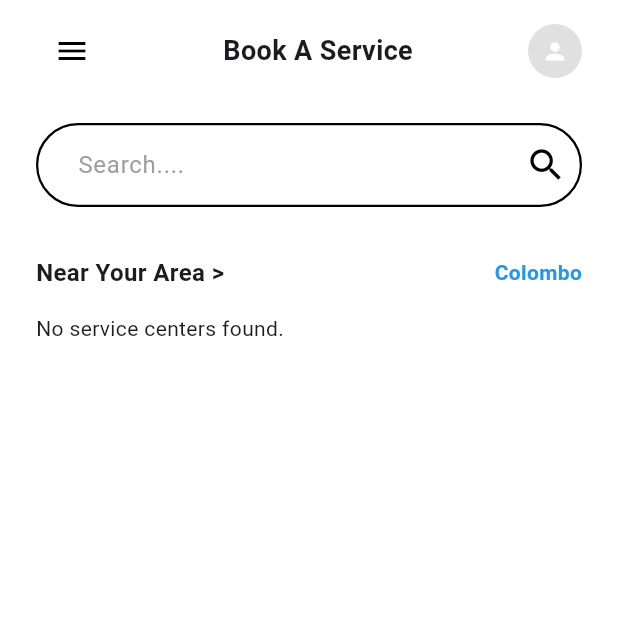
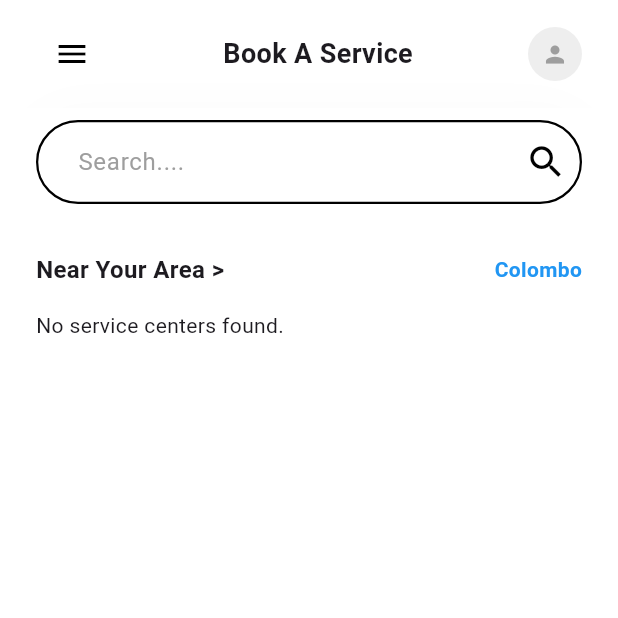
Before and after one commit to Dhanushika01/AutoLink-Lanka, a Flutter app: the BookServiceScreen screen opened directly, on a phone screen of 412 x 824 dp, the top half of it. Run offline on Flutter 3.47's test engine with Material 3 defaults, Android fonts, the phone set to English and light mode, and no system bars; our stand-ins replace cloud_firestore, firebase_auth, firebase_core, font_awesome_flutter, image_picker, share_plus and 1 more; accounts and stored records are empty; Roboto replaces fonts that are missing (SFProRounded).

Commit message:
Updating UI and Bug Fixes

```diff
--- a/lib/screens/book_service_screen.dart
+++ b/lib/screens/book_service_screen.dart
@@ -1,11 +1,11 @@
 import 'package:flutter/material.dart';
+import 'dart:io';
+import 'dart:ui';
 import 'package:cloud_firestore/cloud_firestore.dart';
 import 'service_detail_screen.dart';
 import '../utils/globals.dart';
-import 'dart:io';
 import 'my_bookings_screen.dart';
 import 'saved_screen.dart';
-
 
 class BookServiceScreen extends StatefulWidget {
   const BookServiceScreen({super.key});
@@ -24,7 +24,6 @@ class _BookServiceScreenState extends State<BookServiceScreen> {
     return Scaffold(
       key: _scaffoldKey,
       backgroundColor: Colors.white,
-      // --- COPY THIS OVER THE OLD DRAWER ---
       drawer: Drawer(
         backgroundColor: Colors.white,
         child: ListView(
@@ -40,46 +39,18 @@ class _BookServiceScreenState extends State<BookServiceScreen> {
         ),
       ),
 
-
-      // Listen to the exact same global location!
       body: ValueListenableBuilder<String>(
         valueListenable: globalLocation,
         builder: (context, currentLocation, child) {
-          return SingleChildScrollView(
-            padding: const EdgeInsets.only(bottom: 120),
-            child: SafeArea(
-              child: Padding(
-                padding: const EdgeInsets.symmetric(horizontal: 24.0),
+          return SafeArea(
+            bottom: false,
+            child: Stack(
+              children: [
+                SingleChildScrollView(
+                  padding: const EdgeInsets.only(top: 80, bottom: 120, left: 24, right: 24),
                   child: Column(
                     crossAxisAlignment: CrossAxisAlignment.start,
                     children: [
-                    const SizedBox(height: 10),
-                    Row(
-                      mainAxisAlignment: MainAxisAlignment.spaceBetween,
-                      children: [
-                        IconButton(icon: const Icon(Icons.menu, color: Colors.black), onPressed: () => _scaffoldKey.currentState!.openDrawer()),
-                        const Text('Book A Service', style: TextStyle(fontSize: 18, fontWeight: FontWeight.bold)),
-
-                        // --- LIVE PROFILE AVATAR ---
-                        ValueListenableBuilder<String?>(
-                          valueListenable: globalProfileImagePath,
-                          builder: (context, imagePath, child) {
-                            return CircleAvatar(
-                              radius: 18,
-                              backgroundColor: Colors.grey.shade300,
-                              backgroundImage: (imagePath != null && File(imagePath).existsSync())
-                                  ? FileImage(File(imagePath))
-                                  : null,
-                              child: (imagePath == null || !File(imagePath).existsSync())
-                                  ? const Icon(Icons.person, size: 18, color: Colors.white)
-                                  : null,
-                            );
-                          }
-                        ),
-                      ],
-                    ),
-                    const SizedBox(height: 24),
-
                       TextField(
                         controller: _searchController,
                         onChanged: (value) => setState(() => _searchQuery = value.toLowerCase()),
@@ -99,7 +70,6 @@ class _BookServiceScreenState extends State<BookServiceScreen> {
                         mainAxisAlignment: MainAxisAlignment.spaceBetween,
                         children: [
                           const Text('Near Your Area >', style: TextStyle(fontSize: 16, fontWeight: FontWeight.bold)),
-                        // This text updates automatically when you change it on the Home screen!
                           Text(currentLocation, style: const TextStyle(fontWeight: FontWeight.w600, color: Colors.blue)),
                         ],
                       ),
@@ -111,7 +81,6 @@ class _BookServiceScreenState extends State<BookServiceScreen> {
                           if (snapshot.connectionState == ConnectionState.waiting) return const Center(child: CircularProgressIndicator(color: Colors.black));
                           if (!snapshot.hasData || snapshot.data!.docs.isEmpty) return const Text("No service centers found.");
 
-                        // Filter by BOTH the text search AND the synced location!
                           var filteredDocs = snapshot.data!.docs.where((doc) {
                             String name = (doc['name'] ?? '').toString().toLowerCase();
                             String location = (doc['location'] ?? '').toString().toLowerCase();
@@ -146,6 +115,43 @@ class _BookServiceScreenState extends State<BookServiceScreen> {
                     ],
                   ),
                 ),
+
+                Positioned(
+                  top: 0, left: 0, right: 0,
+                  child: ClipRRect(
+                    child: BackdropFilter(
+                      filter: ImageFilter.blur(sigmaX: 15, sigmaY: 15),
+                      child: Container(
+                        padding: const EdgeInsets.symmetric(horizontal: 24, vertical: 12),
+                        color: Colors.white.withOpacity(0.8),
+                        child: Row(
+                          mainAxisAlignment: MainAxisAlignment.spaceBetween,
+                          children: [
+                            IconButton(
+                              padding: EdgeInsets.zero,
+                              constraints: const BoxConstraints(),
+                              icon: const Icon(Icons.menu, color: Colors.black),
+                              onPressed: () => _scaffoldKey.currentState!.openDrawer()
+                            ),
+                            const Text('Book A Service', style: TextStyle(fontSize: 18, fontWeight: FontWeight.bold)),
+                            ValueListenableBuilder<String?>(
+                              valueListenable: globalProfileImagePath,
+                              builder: (context, imagePath, child) {
+                                return CircleAvatar(
+                                  radius: 18,
+                                  backgroundColor: Colors.grey.shade200,
+                                  backgroundImage: (imagePath != null && File(imagePath).existsSync()) ? FileImage(File(imagePath)) : null,
+                                  child: (imagePath == null || !File(imagePath).existsSync()) ? const Icon(Icons.person, size: 18, color: Colors.grey) : null,
+                                );
+                              }
+                            ),
+                          ],
+                        ),
+                      ),
+                    ),
+                  ),
+                ),
+              ],
             ),
           );
         }
@@ -153,7 +159,6 @@ class _BookServiceScreenState extends State<BookServiceScreen> {
     );
   }
 
-  // --- COPY THIS OVER THE OLD HELPER METHOD AT THE BOTTOM OF THE FILE ---
   Widget _buildDrawerItem(BuildContext context, IconData icon, String title, VoidCallback onTap) {
     return ListTile(
       leading: Icon(icon, color: Colors.black87),
@@ -165,7 +170,6 @@ class _BookServiceScreenState extends State<BookServiceScreen> {
     );
   }
 
-
   Widget _buildLargeCard(String title, String subtitle, String rating, String imageUrl) {
     return Padding(
       padding: const EdgeInsets.only(bottom: 24.0),
@@ -173,15 +177,14 @@ class _BookServiceScreenState extends State<BookServiceScreen> {
         crossAxisAlignment: CrossAxisAlignment.start,
         children: [
           Container(
-            width: double.infinity,
-            height: 160,
+            width: double.infinity, height: 180,
             decoration: BoxDecoration(
-              color: Colors.grey.shade300,
-              borderRadius: BorderRadius.circular(20),
+              color: Colors.grey.shade200,
+              borderRadius: BorderRadius.circular(24),
               image: imageUrl.isNotEmpty ? DecorationImage(image: NetworkImage(imageUrl), fit: BoxFit.cover) : null,
             ),
           ),
-          const SizedBox(height: 12),
+          const SizedBox(height: 16),
           Row(
             mainAxisAlignment: MainAxisAlignment.spaceBetween,
             crossAxisAlignment: CrossAxisAlignment.start,
@@ -191,7 +194,8 @@ class _BookServiceScreenState extends State<BookServiceScreen> {
                   crossAxisAlignment: CrossAxisAlignment.start,
                   children: [
                     Text(title, style: const TextStyle(fontSize: 16, fontWeight: FontWeight.bold)),
-                    Text(subtitle, style: const TextStyle(fontSize: 12, color: Colors.grey)),
+                    const SizedBox(height: 4),
+                    Text(subtitle, style: const TextStyle(fontSize: 12, color: Colors.grey, fontWeight: FontWeight.w500)),
                   ],
                 ),
               ),
@@ -199,7 +203,7 @@ class _BookServiceScreenState extends State<BookServiceScreen> {
                 children: [
                   const Icon(Icons.star, color: Colors.amber, size: 18),
                   const SizedBox(width: 4),
-                  Text(rating, style: const TextStyle(fontWeight: FontWeight.bold)),
+                  Text(rating, style: const TextStyle(fontWeight: FontWeight.bold, fontSize: 14)),
                 ],
               )
             ],
--- a/lib/screens/booking_screen.dart
+++ b/lib/screens/booking_screen.dart
@@ -41,8 +41,6 @@ class _BookingScreenState extends State<BookingScreen> {
 
     try {
       String? userId = FirebaseAuth.instance.currentUser?.uid;
-
-      // 1. THIS SAVES THE BOOKING
       await FirebaseFirestore.instance.collection('bookings').add({
         'user_id': userId ?? 'guest_user',
         'center_id': widget.centerId,
@@ -55,7 +53,6 @@ class _BookingScreenState extends State<BookingScreen> {
         'created_at': FieldValue.serverTimestamp(),
       });
 
-      // 2. THIS CREATES THE NOTIFICATION INSTANTLY
       if (userId != null) {
         await FirebaseFirestore.instance.collection('notifications').add({
           'user_id': userId,
@@ -68,7 +65,6 @@ class _BookingScreenState extends State<BookingScreen> {
 
       setState(() => _isBooking = false);
 
-      // 3. SHOWS SUCCESS MESSAGE & LEAVES PAGE
       if (mounted) {
         ScaffoldMessenger.of(context).showSnackBar(
           const SnackBar(content: Text('Booking Confirmed Successfully!')),
--- a/lib/screens/loyalty_screen.dart
+++ b/lib/screens/loyalty_screen.dart
@@ -69,7 +69,6 @@ class LoyaltyScreen extends StatelessWidget {
                   Text(currentTier, style: const TextStyle(fontSize: 32, fontWeight: FontWeight.bold, letterSpacing: 1.5)),
                   const SizedBox(height: 24),
 
-                  // --- PROGRESS BAR ---
                   Stack(
                     children: [
                       Container(height: 24, decoration: BoxDecoration(color: Colors.grey.shade200, borderRadius: BorderRadius.circular(12))),
--- a/lib/screens/main_screen.dart
+++ b/lib/screens/main_screen.dart
@@ -4,7 +4,7 @@ import 'home_screen.dart';
 import 'book_service_screen.dart';
 import 'notification_screen.dart';
 import 'account_screen.dart';
-import '../utils/globals.dart'; // Import globals!
+import '../utils/globals.dart';
 
 class MainScreen extends StatelessWidget {
   const MainScreen({super.key});
@@ -20,7 +20,6 @@ class MainScreen extends StatelessWidget {
   Widget build(BuildContext context) {
     return Scaffold(
       backgroundColor: Colors.white,
-      // Listen to the global tab index!
       body: ValueListenableBuilder<int>(
         valueListenable: globalTabIndex,
         builder: (context, currentIndex, child) {
@@ -63,7 +62,7 @@ class MainScreen extends StatelessWidget {
     bool isActive = currentIndex == index;
     return GestureDetector(
       onTap: () {
-        globalTabIndex.value = index; // Changes tab when clicking bottom bar!
+        globalTabIndex.value = index;
       },
       behavior: HitTestBehavior.opaque,
       child: Column(
```
Also changed, not shown: lib/screens/account_screen.dart (+53 -38 lines), lib/screens/create_account_screen.dart (+7 -22 lines), lib/screens/home_screen.dart (+5 -11 lines), lib/screens/notification_screen.dart (+53 -37 lines), lib/screens/onboarding_screen.dart (+8 -10 lines), lib/screens/payment_method_screen.dart (added, +67 -0 lines), lib/screens/success_screen.dart (+3 -8 lines), lib/services/auth_service.dart (+5 -9 lines), lib/utils/globals.dart (+0 -7 lines). Lines whose indentation alone changed are shown as unchanged.
